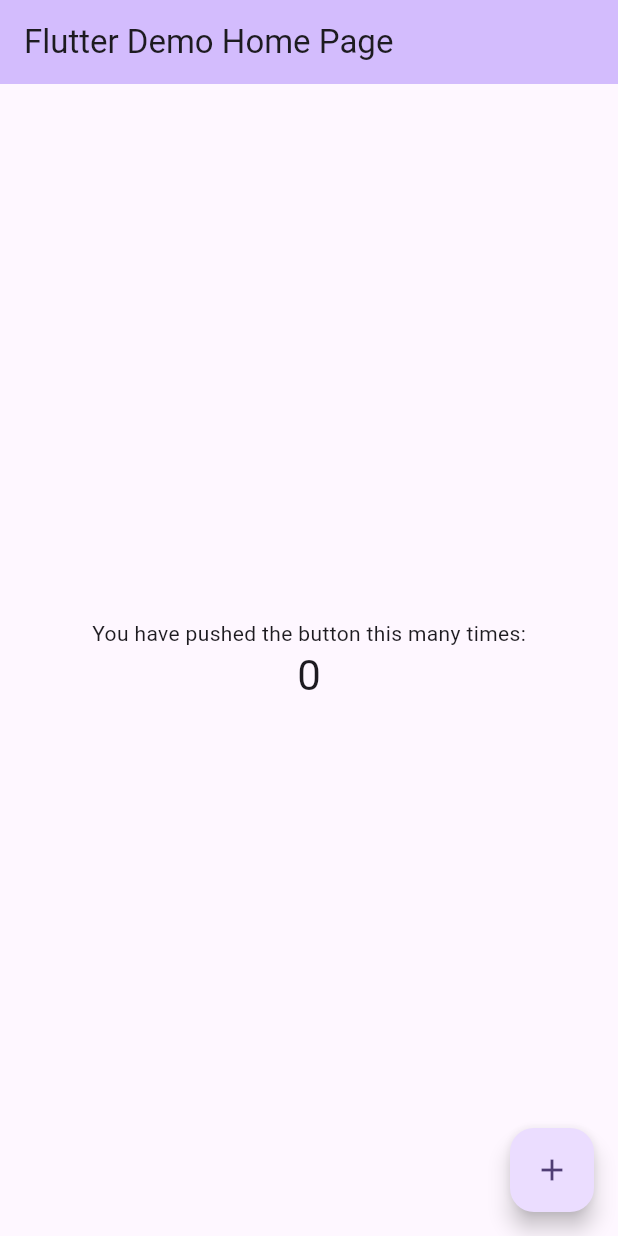
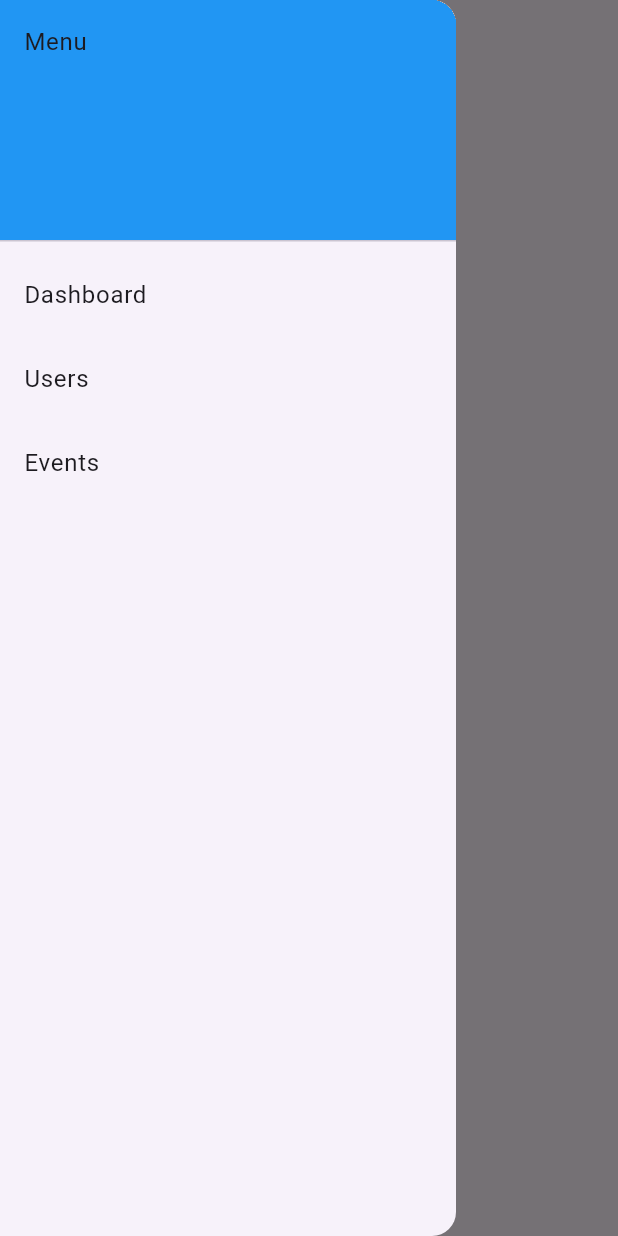
Before and after one commit to sassank/admin_gocoach, a Flutter app: the screen it shows after launch, with the side drawer open (before the commit the screen has no drawer), on a phone screen of 412 x 824 dp. Run offline on Flutter 3.47's test engine with Material 3 defaults, Android fonts, the phone set to English and light mode, and no system bars.

Commit message:
add pages to project

```diff
--- a/lib/main.dart
+++ b/lib/main.dart
@@ -1,125 +1,71 @@
 import 'package:flutter/material.dart';
+import 'package:admin_panel_gocoach/pages/dashboard_page.dart';
+import 'package:admin_panel_gocoach/pages/users_page.dart';
+import 'package:admin_panel_gocoach/pages/events_page.dart';
 
 void main() {
-  runApp(const MyApp());
+  runApp(MyApp());
 }
 
 class MyApp extends StatelessWidget {
-  const MyApp({super.key});
-
-  // This widget is the root of your application.
   @override
   Widget build(BuildContext context) {
     return MaterialApp(
-      title: 'Flutter Demo',
+      title: 'Admin Panel',
       theme: ThemeData(
-        // This is the theme of your application.
-        //
-        // TRY THIS: Try running your application with "flutter run". You'll see
-        // the application has a purple toolbar. Then, without quitting the app,
-        // try changing the seedColor in the colorScheme below to Colors.green
-        // and then invoke "hot reload" (save your changes or press the "hot
-        // reload" button in a Flutter-supported IDE, or press "r" if you used
-        // the command line to start the app).
-        //
-        // Notice that the counter didn't reset back to zero; the application
-        // state is not lost during the reload. To reset the state, use hot
-        // restart instead.
-        //
-        // This works for code too, not just values: Most code changes can be
-        // tested with just a hot reload.
-        colorScheme: ColorScheme.fromSeed(seedColor: Colors.deepPurple),
-        useMaterial3: true,
+        primarySwatch: Colors.blue,
       ),
-      home: const MyHomePage(title: 'Flutter Demo Home Page'),
+      home: AdminDashboard(),
+      routes: {
+        '/dashboard': (context) => DashboardPage(),
+        '/users': (context) => UsersPage(),
+        '/events': (context) => EventsPage(),
+      },
     );
   }
 }
 
-class MyHomePage extends StatefulWidget {
-  const MyHomePage({super.key, required this.title});
-
-  // This widget is the home page of your application. It is stateful, meaning
-  // that it has a State object (defined below) that contains fields that affect
-  // how it looks.
-
-  // This class is the configuration for the state. It holds the values (in this
-  // case the title) provided by the parent (in this case the App widget) and
-  // used by the build method of the State. Fields in a Widget subclass are
-  // always marked "final".
-
-  final String title;
-
-  @override
-  State<MyHomePage> createState() => _MyHomePageState();
-}
-
-class _MyHomePageState extends State<MyHomePage> {
-  int _counter = 0;
-
-  void _incrementCounter() {
-    setState(() {
-      // This call to setState tells the Flutter framework that something has
-      // changed in this State, which causes it to rerun the build method below
-      // so that the display can reflect the updated values. If we changed
-      // _counter without calling setState(), then the build method would not be
-      // called again, and so nothing would appear to happen.
-      _counter++;
-    });
-  }
-
+class AdminDashboard extends StatelessWidget {
   @override
   Widget build(BuildContext context) {
-    // This method is rerun every time setState is called, for instance as done
-    // by the _incrementCounter method above.
-    //
-    // The Flutter framework has been optimized to make rerunning build methods
-    // fast, so that you can just rebuild anything that needs updating rather
-    // than having to individually change instances of widgets.
     return Scaffold(
       appBar: AppBar(
-        // TRY THIS: Try changing the color here to a specific color (to
-        // Colors.amber, perhaps?) and trigger a hot reload to see the AppBar
-        // change color while the other colors stay the same.
-        backgroundColor: Theme.of(context).colorScheme.inversePrimary,
-        // Here we take the value from the MyHomePage object that was created by
-        // the App.build method, and use it to set our appbar title.
-        title: Text(widget.title),
+        title: Text('Admin Panel'),
       ),
-      body: Center(
-        // Center is a layout widget. It takes a single child and positions it
-        // in the middle of the parent.
-        child: Column(
-          // Column is also a layout widget. It takes a list of children and
-          // arranges them vertically. By default, it sizes itself to fit its
-          // children horizontally, and tries to be as tall as its parent.
-          //
-          // Column has various properties to control how it sizes itself and
-          // how it positions its children. Here we use mainAxisAlignment to
-          // center the children vertically; the main axis here is the vertical
-          // axis because Columns are vertical (the cross axis would be
-          // horizontal).
-          //
-          // TRY THIS: Invoke "debug painting" (choose the "Toggle Debug Paint"
-          // action in the IDE, or press "p" in the console), to see the
-          // wireframe for each widget.
-          mainAxisAlignment: MainAxisAlignment.center,
+      drawer: Drawer(
+        child: ListView(
+          padding: EdgeInsets.zero,
           children: <Widget>[
-            const Text(
-              'You have pushed the button this many times:',
+            DrawerHeader(
+              child: Text('Menu'),
+              decoration: BoxDecoration(
+                color: Colors.blue,
+              ),
             ),
-            Text(
-              '$_counter',
-              style: Theme.of(context).textTheme.headlineMedium,
+            ListTile(
+              title: Text('Dashboard'),
+              onTap: () {
+                Navigator.pushNamed(context, '/dashboard');
+              },
+            ),
+            ListTile(
+              title: Text('Users'),
+              onTap: () {
+                Navigator.pushNamed(context, '/users');
+              },
+            ),
+            ListTile(
+              title: Text('Events'),
+              onTap: () {
+                Navigator.pushNamed(context, '/events');
+              },
             ),
           ],
         ),
       ),
-      floatingActionButton: FloatingActionButton(
-        onPressed: _incrementCounter,
-        tooltip: 'Increment',
-        child: const Icon(Icons.add),
-      ), // This trailing comma makes auto-formatting nicer for build methods.
+      body: Center(
+        child: Text('Welcome to the Admin Panel'),
+      ),
     );
   }
 }
--- /dev/null
+++ b/lib/pages/dashboard_page.dart
@@ -0,0 +1,16 @@
+// lib/pages/dashboard_page.dart
+import 'package:flutter/material.dart';
+
+class DashboardPage extends StatelessWidget {
+  @override
+  Widget build(BuildContext context) {
+    return Scaffold(
+      appBar: AppBar(
+        title: Text('Dashboard'),
+      ),
+      body: Center(
+        child: Text('Welcome to the Dashboard'),
+      ),
+    );
+  }
+}
--- /dev/null
+++ b/lib/pages/events_page.dart
@@ -0,0 +1,16 @@
+// lib/pages/events_page.dart
+import 'package:flutter/material.dart';
+
+class EventsPage extends StatelessWidget {
+  @override
+  Widget build(BuildContext context) {
+    return Scaffold(
+      appBar: AppBar(
+        title: Text('Events'),
+      ),
+      body: Center(
+        child: Text('Manage Events here'),
+      ),
+    );
+  }
+}
--- /dev/null
+++ b/lib/pages/users_page.dart
@@ -0,0 +1,16 @@
+// lib/pages/users_page.dart
+import 'package:flutter/material.dart';
+
+class UsersPage extends StatelessWidget {
+  @override
+  Widget build(BuildContext context) {
+    return Scaffold(
+      appBar: AppBar(
+        title: Text('Users'),
+      ),
+      body: Center(
+        child: Text('Manage Users here'),
+      ),
+    );
+  }
+}
```
Also changed, not shown: 1 other file.
